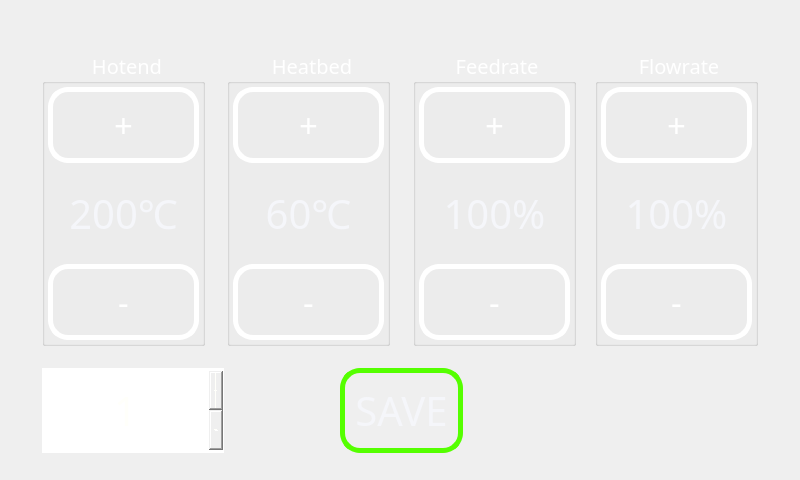
First picture: the form in materialctrlpanel.ui, repository bigtreetech/OctoBTT, before the edit.
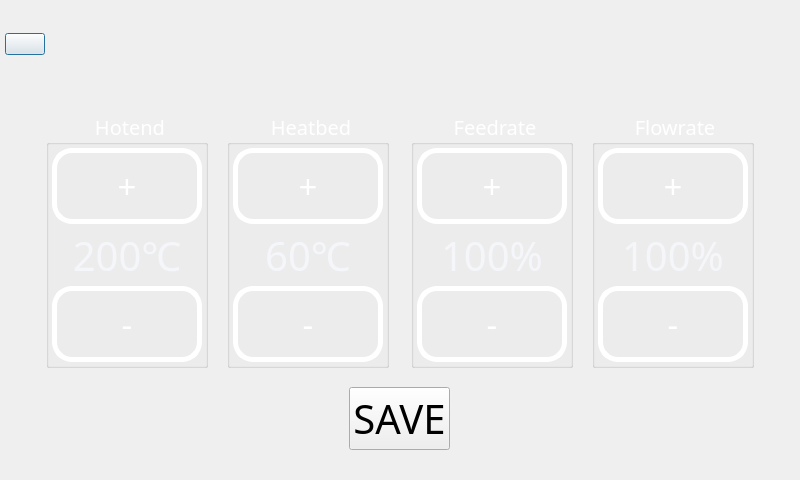
Second picture: the form after the edit. Icons and pictures are not drawn.

The edit to the form file:
```diff
--- a/materialctrlpanel.ui
+++ b/materialctrlpanel.ui
@@ -17,7 +17,11 @@
    </sizepolicy>
   </property>
   <property name="windowTitle">
-   <string>Dialog</string>
+   <string>Materialctrl</string>
+  </property>
+  <property name="windowIcon">
+   <iconset resource="assets.qrc">
+    <normaloff>:/assets/kongzhimianban2.svg</normaloff>:/assets/kongzhimianban2.svg</iconset>
   </property>
   <property name="styleSheet">
    <string notr="true"/>
@@ -27,25 +31,23 @@
     <number>3</number>
    </property>
    <property name="leftMargin">
-    <number>0</number>
+    <number>5</number>
    </property>
    <property name="topMargin">
-    <number>0</number>
+    <number>5</number>
    </property>
    <property name="rightMargin">
-    <number>0</number>
+    <number>5</number>
    </property>
    <property name="bottomMargin">
-    <number>0</number>
+    <number>5</number>
    </property>
    <item>
     <layout class="QHBoxLayout" name="horizontalLayout_3">
      <item>
       <widget class="QPushButton" name="Btn_back">
-       <property name="styleSheet">
-        <string notr="true">border:none;
-font: 75 30pt &quot;Gill Sans MT&quot;;
-</string>
+       <property name="whatsThis">
+        <string>BTStyleSheet2</string>
        </property>
        <property name="text">
         <string/>
@@ -111,28 +113,16 @@
       </spacer>
      </item>
      <item>
-      <widget class="QPushButton" name="Btn_Help">
-       <property name="layoutDirection">
-        <enum>Qt::RightToLeft</enum>
-       </property>
-       <property name="styleSheet">
-        <string notr="true">border:none;
-font: 75 30pt &quot;Gill Sans MT&quot;;
-</string>
-       </property>
-       <property name="text">
-        <string/>
-       </property>
-       <property name="icon">
-        <iconset resource="assets.qrc">
-         <normaloff>:/assets/help.svg</normaloff>:/assets/help.svg</iconset>
-       </property>
-       <property name="iconSize">
+      <widget class="QLabel" name="label">
+       <property name="minimumSize">
         <size>
-         <width>72</width>
-         <height>72</height>
+         <width>84</width>
+         <height>78</height>
         </size>
        </property>
+       <property name="text">
+        <string/>
+       </property>
       </widget>
      </item>
     </layout>
@@ -231,6 +221,9 @@
              <height>48</height>
             </size>
            </property>
+           <property name="autoExclusive">
+            <bool>false</bool>
+           </property>
            <attribute name="buttonGroup">
             <string notr="true">buttonGroup</string>
            </attribute>
@@ -304,6 +297,9 @@
              <height>48</height>
             </size>
            </property>
+           <property name="autoRepeatInterval">
+            <number>500</number>
+           </property>
            <attribute name="buttonGroup">
             <string notr="true">buttonGroup</string>
            </attribute>
@@ -692,13 +688,8 @@
           <bold>false</bold>
          </font>
         </property>
-        <property name="styleSheet">
-         <string notr="true">padding: 10px;
-border-style: solid;
-border-width: 5px;
-border-radius: 20px;
-border-color:rgb(85, 255, 0);
-color: rgb(245, 246, 250);</string>
+        <property name="whatsThis">
+         <string>BTStyleSheet1</string>
         </property>
         <property name="text">
          <string>SAVE</string>
@@ -912,41 +903,6 @@
         </layout>
        </widget>
       </item>
-      <item row="5" column="1" colspan="2">
-       <widget class="QSpinBox" name="Box_SettingStep">
-        <property name="sizePolicy">
-         <sizepolicy hsizetype="Preferred" vsizetype="Preferred">
-          <horstretch>0</horstretch>
-          <verstretch>0</verstretch>
-         </sizepolicy>
-        </property>
-        <property name="font">
-         <font>
-          <family>Gill Sans MT</family>
-          <pointsize>30</pointsize>
-         </font>
-        </property>
-        <property name="styleSheet">
-         <string notr="true">padding: 10px;
-border-style: solid;
-border-width: 1px;
-border-color:rgb(255, 255, 255);
-color: rgb(255, 255, 250);</string>
-        </property>
-        <property name="alignment">
-         <set>Qt::AlignCenter</set>
-        </property>
-        <property name="buttonSymbols">
-         <enum>QAbstractSpinBox::PlusMinus</enum>
-        </property>
-        <property name="minimum">
-         <number>1</number>
-        </property>
-        <property name="maximum">
-         <number>50</number>
-        </property>
-       </widget>
-      </item>
      </layout>
     </widget>
    </item>
```
